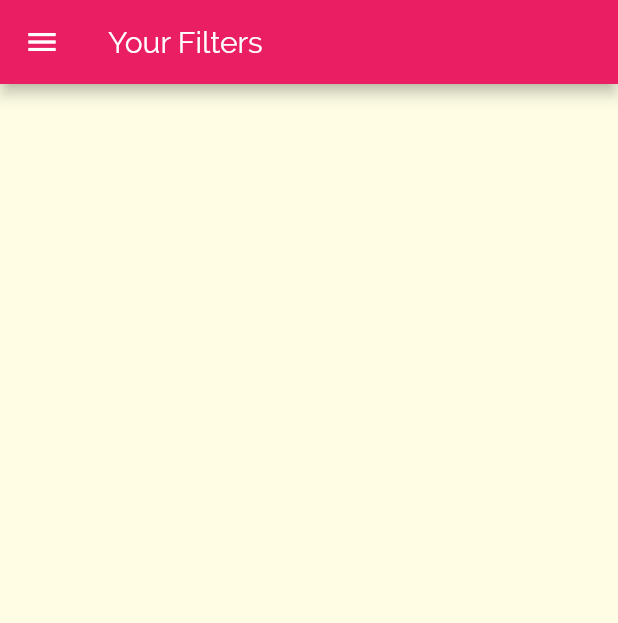
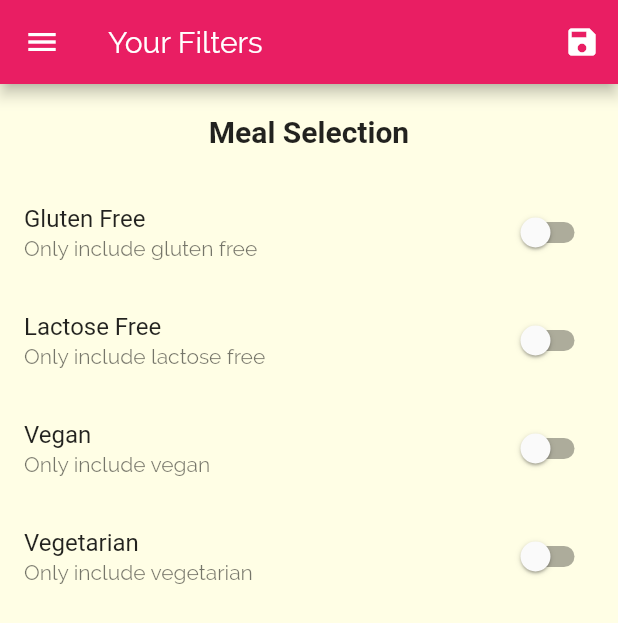
Before and after one commit to Neeraj-Palliyali/Meals_app, a Flutter app: the FiltersScreen screen opened by its route, on a phone screen of 412 x 824 dp. Shown: the top 623 px of the screen. Run offline on Flutter 3.47's test engine with Material 2 defaults, Android fonts, the phone set to English and light mode, and no system bars; Roboto replaces fonts that are missing (RobotoCondesnsed).

```diff
--- a/lib/main.dart
+++ b/lib/main.dart
@@ -1,16 +1,78 @@
+import 'package:MealsApp/dummy_data.dart';
 import 'package:MealsApp/screens/filters_screen.dart';
 import 'package:MealsApp/screens/meal_details_screen.dart';
 import 'package:MealsApp/screens/categories_screen.dart';
+import 'package:MealsApp/screens/tab_screen.dart';
+
+import 'models/meal.dart';
 import 'package:MealsApp/screens/category_meals.dart';
-import 'package:MealsApp/screens/tab_screen.dart';
+
 import 'package:flutter/material.dart';
 
 void main() {
   runApp(MyApp());
 }
 
-class MyApp extends StatelessWidget {
+class MyApp extends StatefulWidget {
   // This widget is the root of your application.
+  @override
+  _MyAppState createState() => _MyAppState();
+}
+
+class _MyAppState extends State<MyApp> {
+  Map<String, bool> _filters = {
+    'gluten': false,
+    'lactose': false,
+    'vegan': false,
+    'vegetarian': false,
+  };
+  List<Meal> _availabeMeals = DUMMY_MEALS;
+  List<Meal> _favoriteMeals = [];
+
+  void _setFilters(Map<String, bool> filteredData) {
+    setState(() {
+      _filters = filteredData;
+
+      _availabeMeals = DUMMY_MEALS.where(
+        (meal) {
+          if (_filters['gluten'] && !meal.isGlutenFree) {
+            return false;
+          }
+          if (_filters['lactose'] && !meal.isLactoseFree) {
+            return false;
+          }
+          if (_filters['vegan'] && !meal.isVegan) {
+            return false;
+          }
+          if (_filters['vegetarian'] && !meal.isVegetarian) {
+            return false;
+          }
+
+          return true;
+        },
+      ).toList();
+    });
+  }
+
+  void _toggleFavorite(String mealId) {
+    final existingIndex =
+        _favoriteMeals.indexWhere((meal) => mealId == meal.id);
+
+    if (existingIndex >= 0) {
+      setState(() {
+        _favoriteMeals.removeAt(existingIndex);
+      });
+    } else {
+      setState(() {
+        _favoriteMeals.add(DUMMY_MEALS.firstWhere((meal) => meal.id == mealId));
+      });
+    }
+  }
+
+  bool _isMealFavorite(String id) {
+    return _favoriteMeals.any((meal) => meal.id == id);
+  }
+
   @override
   Widget build(BuildContext context) {
     return MaterialApp(
@@ -32,17 +94,19 @@ class MyApp extends StatelessWidget {
       // home: TabsScreen(),
       initialRoute: '/',
       routes: {
-        '/' :(ctx) => TabsScreen(),
-        CategoryMealsScreen.routeName: (ctx) => CategoryMealsScreen(),
-        MealsDetailsScreen.routeName: (ctx) => MealsDetailsScreen(),
-        FiltersScreen.routName: (ctx) => FiltersScreen(),
+        '/': (ctx) => TabsScreen(_favoriteMeals),
+        CategoryMealsScreen.routeName: (ctx) =>
+            CategoryMealsScreen(_availabeMeals),
+        MealsDetailsScreen.routeName: (ctx) =>
+            MealsDetailsScreen(_toggleFavorite, _isMealFavorite),
+        FiltersScreen.routName: (ctx) => FiltersScreen(_filters, _setFilters),
       },
       // onGenerateRoute: (settings){
       //   print(settings.arguments);
       //   return MaterialPageRoute(builder: (ctx)=> CategoriesScreen());
       // },
-      onUnknownRoute: (settings){
-        return  MaterialPageRoute(builder: (ctx)=> CategoriesScreen());
+      onUnknownRoute: (settings) {
+        return MaterialPageRoute(builder: (ctx) => CategoriesScreen());
       },
     );
   }
--- a/lib/screens/category_meals.dart
+++ b/lib/screens/category_meals.dart
@@ -1,11 +1,12 @@
 import 'package:MealsApp/models/meal.dart';
 import 'package:MealsApp/widgets/meal_item.dart';
 import 'package:flutter/material.dart';
-import 'package:MealsApp/dummy_data.dart';
+
 
 class CategoryMealsScreen extends StatefulWidget {
   static const routeName = '/category-meals';
-
+  final List<Meal> availableMeals;
+  CategoryMealsScreen(this.availableMeals);
   @override
   _CategoryMealsScreenState createState() => _CategoryMealsScreenState();
 }
@@ -22,13 +23,13 @@ class _CategoryMealsScreenState extends State<CategoryMealsScreen> {
 
   @override
   void didChangeDependencies() {
-    // TODO: implement didChangeDependencies
+
    if(!_loadedInitData){
      final routeArgs =
         ModalRoute.of(context).settings.arguments as Map<String, String>;
     categoryTitle = routeArgs['title'];
     final categoryId = routeArgs['id'];
-    displayedMeals = DUMMY_MEALS.where((meal) {
+    displayedMeals = widget.availableMeals.where((meal) {
       return meal.categories.contains(categoryId);
 
     }).toList();
@@ -39,11 +40,7 @@ class _CategoryMealsScreenState extends State<CategoryMealsScreen> {
     super.didChangeDependencies();
   }
 
-  void _removeMeal(String mealId) {
-    setState(() {
-      displayedMeals.removeWhere((element) => element.id == mealId);
-    });
-  }
+
 
   @override
   Widget build(BuildContext context) {
@@ -60,7 +57,7 @@ class _CategoryMealsScreenState extends State<CategoryMealsScreen> {
               duration: displayedMeals[index].duration,
               affordability: displayedMeals[index].affordability,
               complexity: displayedMeals[index].complexity,
-              removeItem: _removeMeal,
+              // removeItem: _removeMeal,
             );
           },
           itemCount: displayedMeals.length,
--- a/lib/screens/filters_screen.dart
+++ b/lib/screens/filters_screen.dart
@@ -4,19 +4,128 @@ import 'package:flutter/material.dart';
 class FiltersScreen extends StatefulWidget {
   static const routName = '/filters';
 
+  final Function saveFilters;
+  final Map<String, bool> currentFilters;
+  FiltersScreen(
+    this.currentFilters,
+    this.saveFilters,
+  );
+
   @override
   _FiltersScreenState createState() => _FiltersScreenState();
 }
 
 class _FiltersScreenState extends State<FiltersScreen> {
+  bool _glutenFree = false;
+  bool _vegeterian = false;
+  bool _lactoseFree = false;
+  bool _vegan = false;
+
+  @override
+  initState(){
+    _glutenFree=widget.currentFilters['gluten'];
+    _lactoseFree=widget.currentFilters['lactose'];
+    _vegan=widget.currentFilters['vegan'];
+    _vegeterian=widget.currentFilters['vegetarian'];
+
+    super.initState();
+  }
+
+  Widget _buildSwitchListTile(
+      String title, String description, bool currentValue, Function update) {
+    return SwitchListTile(
+      title: Text(title),
+      value: currentValue,
+      subtitle: Text(description),
+      onChanged: update,
+    );
+  }
+
   @override
   Widget build(BuildContext context) {
     return Scaffold(
       appBar: AppBar(
         title: Text('Your Filters'),
+        actions: <Widget>[
+          IconButton(
+            icon: Icon(Icons.save),
+            onPressed: () {
+              final selectedFilters = {
+                'gluten': _glutenFree,
+                'lactose': _lactoseFree,
+                'vegan': _vegan,
+                'vegetarian': _vegeterian,
+              };
+              widget.saveFilters(selectedFilters);
+            },
+          )
+        ],
       ),
       drawer: MainDrawer(),
-
+      body: Column(
+        children: <Widget>[
+          Container(
+            padding: EdgeInsets.all(20),
+            child: Text(
+              'Meal Selection',
+              style: Theme.of(context).textTheme.headline6,
+            ),
+          ),
+          Expanded(
+              child: ListView(
+            children: <Widget>[
+              _buildSwitchListTile(
+                'Gluten Free',
+                'Only include gluten free',
+                _glutenFree,
+                (newValue) {
+                  setState(
+                    () {
+                      _glutenFree = newValue;
+                    },
+                  );
+                },
+              ),
+              _buildSwitchListTile(
+                'Lactose Free',
+                'Only include lactose free',
+                _lactoseFree,
+                (newValue) {
+                  setState(
+                    () {
+                      _lactoseFree = newValue;
+                    },
+                  );
+                },
+              ),
+              _buildSwitchListTile(
+                'Vegan',
+                'Only include vegan',
+                _vegan,
+                (newValue) {
+                  setState(
+                    () {
+                      _vegan = newValue;
+                    },
+                  );
+                },
+              ),
+              _buildSwitchListTile(
+                'Vegetarian',
+                'Only include vegetarian',
+                _vegeterian,
+                (newValue) {
+                  setState(
+                    () {
+                      _vegeterian = newValue;
+                    },
+                  );
+                },
+              ),
+            ],
+          ))
+        ],
+      ),
     );
   }
 }
--- a/lib/widgets/main_drawer.dart
+++ b/lib/widgets/main_drawer.dart
@@ -1,4 +1,4 @@
-import 'package:MealsApp/screens/category_meals.dart';
+
 import 'package:MealsApp/screens/filters_screen.dart';
 import 'package:flutter/material.dart';
 
--- a/lib/widgets/meal_item.dart
+++ b/lib/widgets/meal_item.dart
@@ -9,7 +9,7 @@ class MealItem extends StatelessWidget {
   final int duration;
   final Complexity complexity;
   final Affordability affordability;
-  final Function removeItem;
+  // final Function removeItem;
 
   MealItem({
     @required this.id,
@@ -18,7 +18,7 @@ class MealItem extends StatelessWidget {
     @required this.duration,
     @required this.affordability,
     @required this.complexity,
-    @required this.removeItem,
+    // @required this.removeItem,
   });
 
   String get complexityTest {
@@ -67,7 +67,7 @@ class MealItem extends StatelessWidget {
     )
         .then((result) {
      if (result!= null){
-       removeItem(result);
+      //  removeItem(result);
      }
     });
   }
```
Also changed, not shown: lib/screens/favorite_screen.dart (added, +34 -0 lines), lib/screens/favorites_screen.dart (deleted, +0 -9 lines), lib/screens/meal_details_screen.dart (+7 -4 lines), lib/screens/tab_screen.dart (+28 -9 lines).
